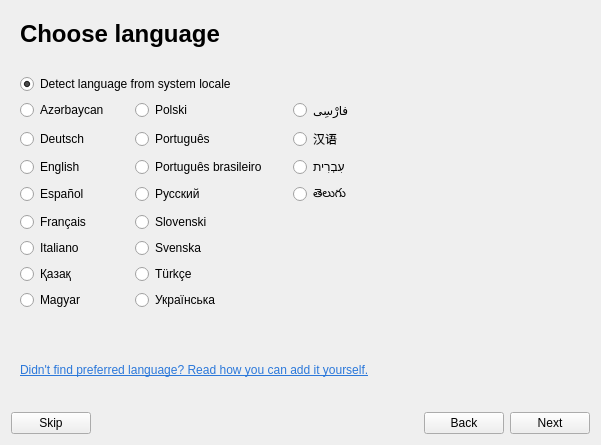
This is src/bin/scenarist-desktop/UserInterfaceLayer/Onboarding/OnboardingView.ui in dimkanovikov/KITScenarist as Qt 5 draws it before an edit. The edited form follows.
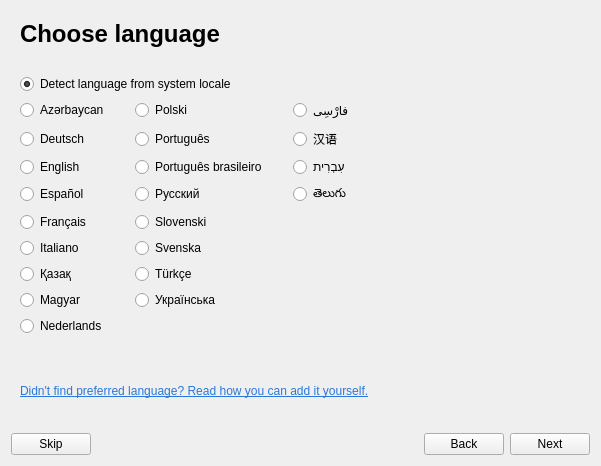
This is the edited form. Custom widgets are drawn as their Qt base class.

```diff
--- a/src/bin/scenarist-desktop/UserInterfaceLayer/Onboarding/OnboardingView.ui
+++ b/src/bin/scenarist-desktop/UserInterfaceLayer/Onboarding/OnboardingView.ui
@@ -7,7 +7,7 @@
     <x>0</x>
     <y>0</y>
     <width>597</width>
-    <height>445</height>
+    <height>466</height>
    </rect>
   </property>
   <property name="windowTitle">
@@ -197,7 +197,7 @@
          </property>
         </widget>
        </item>
-       <item row="18" column="0">
+       <item row="19" column="0">
         <spacer name="verticalSpacer">
          <property name="orientation">
           <enum>Qt::Vertical</enum>
@@ -217,7 +217,7 @@
          </property>
         </widget>
        </item>
-       <item row="19" column="0" colspan="4">
+       <item row="20" column="0" colspan="4">
         <widget class="QLabel" name="label_2">
          <property name="text">
           <string>&lt;a href=&quot;https://github.com/dimkanovikov/KITScenarist/wiki/How-to-add-the-translation-of-KIT-Scenarist-to-your-native-language-or-improve-one-of-existing%3F&quot; style=&quot;color:#2b78da;&quot;&gt;Didn't find preferred language? Read how you can add it yourself.&lt;/a&gt;</string>
@@ -311,6 +311,13 @@
          </property>
         </widget>
        </item>
+       <item row="11" column="0">
+        <widget class="QRadioButton" name="nederlands">
+         <property name="text">
+          <string notr="true">Nederlands</string>
+         </property>
+        </widget>
+       </item>
       </layout>
      </widget>
      <widget class="QWidget" name="themePage">
```
Left out of the diff: 3 changed lines with no effect on the pictures.
